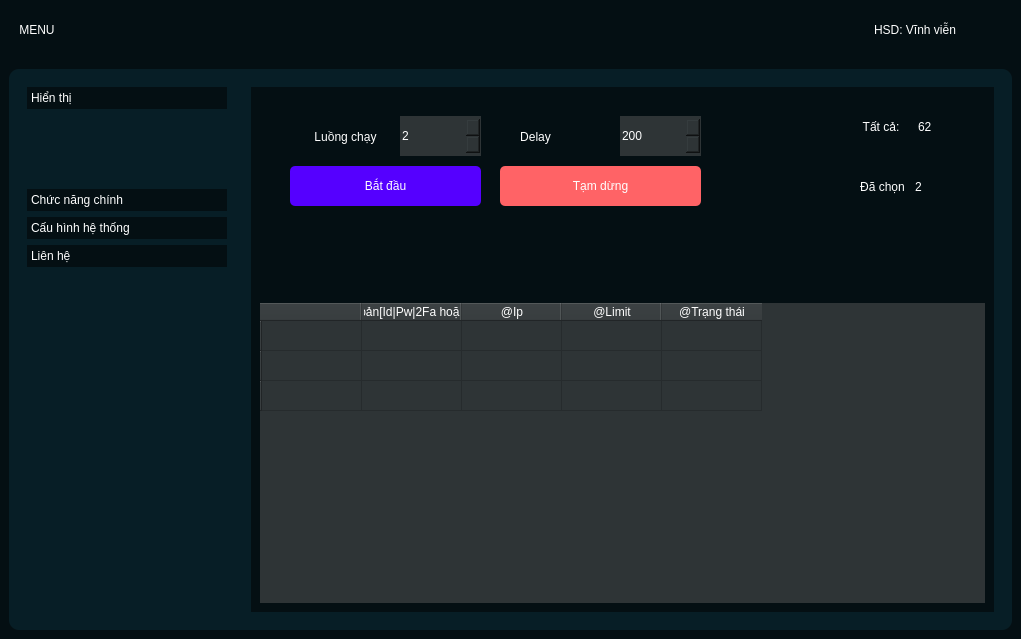
Above: interface.ui from TrinhThiBaoAnh/qt5-application before the change. Below: the same form after it.
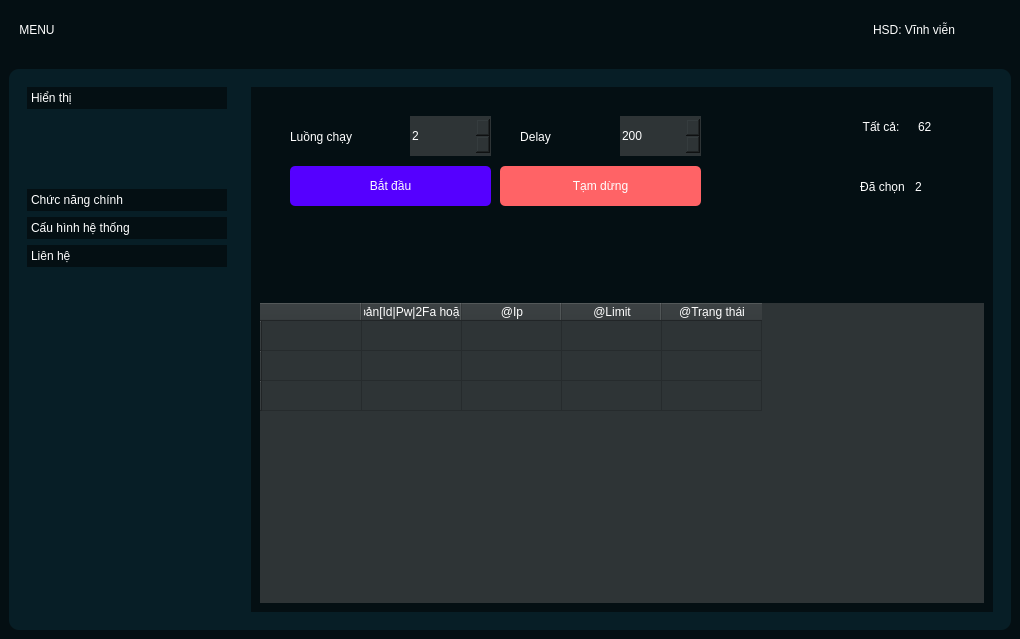
That is the form after the change. The open tabs and pages were chosen to show the change. Icons and pictures are not drawn. Custom widgets are drawn as their Qt base class.

```diff
--- a/interface.ui
+++ b/interface.ui
@@ -6,8 +6,8 @@
    <rect>
     <x>0</x>
     <y>0</y>
-    <width>1030</width>
-    <height>641</height>
+    <width>1020</width>
+    <height>639</height>
    </rect>
   </property>
   <property name="cursor">
@@ -228,7 +228,7 @@
            <rect>
             <x>360</x>
             <y>10</y>
-            <width>91</width>
+            <width>121</width>
             <height>21</height>
            </rect>
           </property>
@@ -561,7 +561,7 @@
                         <rect>
                          <x>30</x>
                          <y>70</y>
-                         <width>191</width>
+                         <width>201</width>
                          <height>40</height>
                         </rect>
                        </property>
@@ -626,12 +626,15 @@
                       <widget class="QPushButton" name="pushButton_3">
                        <property name="geometry">
                         <rect>
-                         <x>30</x>
+                         <x>20</x>
                          <y>20</y>
-                         <width>111</width>
+                         <width>131</width>
                          <height>41</height>
                         </rect>
                        </property>
+                       <property name="styleSheet">
+                        <string notr="true">text-align: left;</string>
+                       </property>
                        <property name="text">
                         <string>Luồng chạy</string>
                        </property>
@@ -780,7 +783,7 @@
                       <widget class="QSpinBox" name="num_threads">
                        <property name="geometry">
                         <rect>
-                         <x>140</x>
+                         <x>150</x>
                          <y>20</y>
                          <width>81</width>
                          <height>40</height>
```
Left out of the diff: 4 changed lines with no effect on the pictures.
